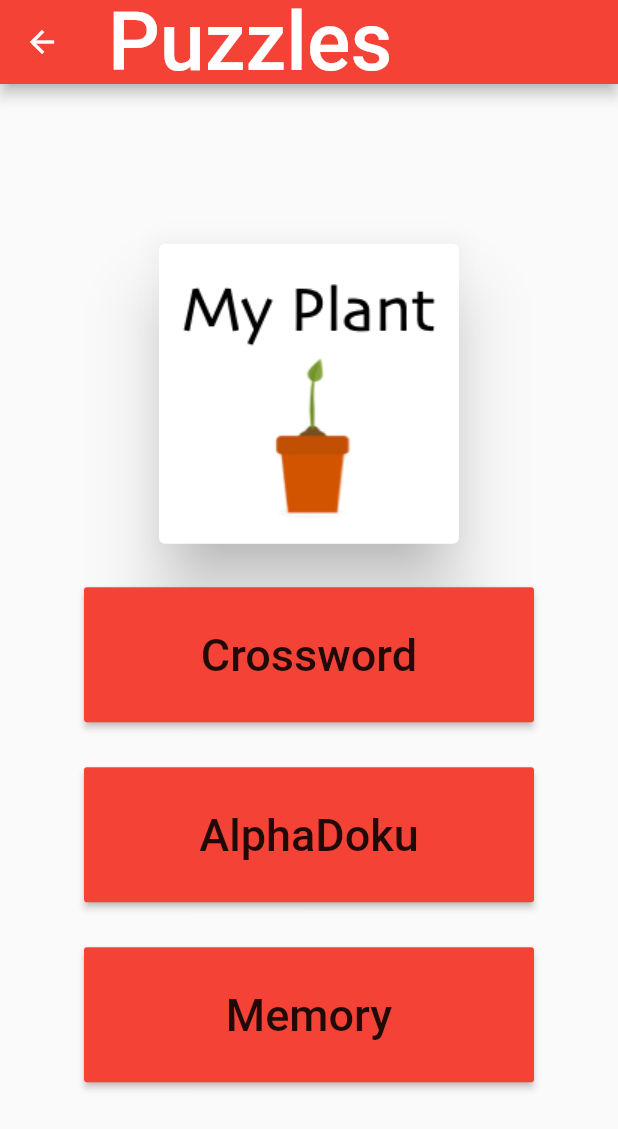
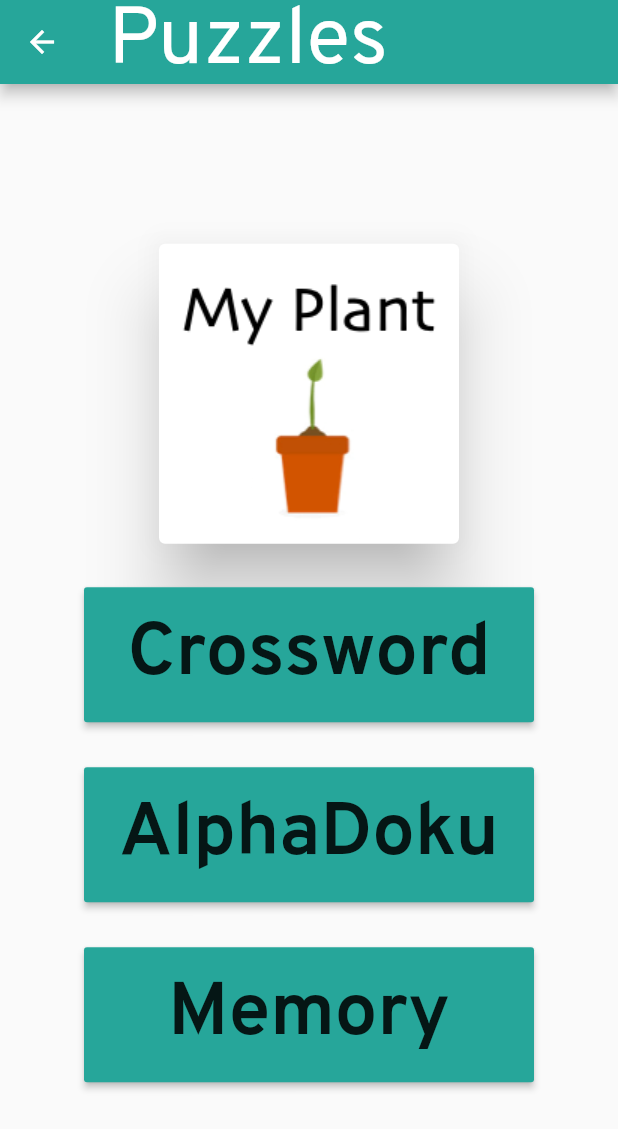
Before and after one commit to TeamDoubleHelix/OPA, a Flutter app: the Puzzles screen opened directly, on a phone screen of 412 x 824 dp. Shown: the top 1129 px of the screen. Run offline on Flutter 3.47's test engine with Material 2 defaults, Android fonts, the phone set to English and light mode, and no system bars; project files that could hold a hidden picture were left out.

Commit message:
finished many touch ups

```diff
--- a/lib/CoffeeTime.dart
+++ b/lib/CoffeeTime.dart
@@ -2,7 +2,7 @@ import 'package:flutter/material.dart';
 import 'package:opa/CoffeeOffer.dart';
 
 class CoffeeTime extends StatelessWidget {
-  List<CoffeeOffer> offers;
+  final List<CoffeeOffer> offers;
   TextStyle titleStyle =
           const TextStyle(fontSize: 46, fontWeight: FontWeight.bold),
       bodyStyle = const TextStyle(fontSize: 36);
--- a/lib/Events.dart
+++ b/lib/Events.dart
@@ -88,11 +88,15 @@ class _EventsState extends State<Events> with TickerProviderStateMixin {
                     EventDetails.eventDays.length,
                 backgroundColor: Colors.white,
               ),
-            )
+            ), RaisedButton(onPressed: (){}, color: Theme.of(context).primaryColorLight, child: Padding(
+              padding: const EdgeInsets.all(8.0),
+              child: Text("Submit Event Request",textAlign: TextAlign.center ,style: TextStyle(fontSize: 35, fontWeight: FontWeight.bold),),
+            ),)
           ],
         ),
         PageDragger(
             slideUpdateStream, activeIndex > 0, activeIndex < EventDetails.eventDays.length - 1),
+
       ],
     );
   }
--- a/lib/Puzzles.dart
+++ b/lib/Puzzles.dart
@@ -10,8 +10,6 @@ class Puzzles extends StatefulWidget {
   _PuzzlesState createState() => _PuzzlesState();
 }
 
-
-
 class _PuzzlesState extends State<Puzzles> {
   TextStyle style;
   @override
@@ -21,65 +19,74 @@ class _PuzzlesState extends State<Puzzles> {
     style = new TextStyle(fontSize: 30);
   }
 
-
   @override
-
   Widget build(BuildContext context) {
-
     return Scaffold(
       appBar: AppBar(
         leading: BackButton(),
-        title: Text('Puzzles', textScaleFactor: 2.7, ),
-
+        title: Text(
+          'Puzzles',
+          textScaleFactor: 2.7,
+        ),
       ),
       body: Center(
         child: Column(
-
           mainAxisAlignment: MainAxisAlignment.center,
-
           children: <Widget>[
             new Card(
                 elevation: 20,
                 child: new InkWell(
-            onTap: (){
-
+                  onTap: () {
                     Navigator.push(
                       context,
                       MaterialPageRoute(builder: (context) => PlantPage()),
-
                     );
                   },
-            child:  Image.asset('assets/images/plantIcon.png'),
-          )
+                  child: Image.asset('assets/images/plantIcon.png'),
+                )),
+            SizedBox(
+              height: 25,
             ),
-          SizedBox(height: 25,),
-
-
-
-          ButtonTheme(minWidth: 300,height: 90,
-          child:
-          RaisedButton(
-            child: Text('Crossword',style: style,),
-            onPressed: (){},
+            ButtonTheme(
+              minWidth: 300,
+              height: 90,
+              child: RaisedButton(
+                color: Theme.of(context).primaryColor,
+                child: Text(
+                  'Crossword',
+                  style: TextStyle(fontWeight: FontWeight.bold,  fontSize: 50),
+                ),
+                onPressed: () {},
               ),
             ),
-
-          SizedBox(height: 30,),
-          ButtonTheme(minWidth: 300,height: 90,
-          child:
-          RaisedButton(
-            child: Text('AlphaDoku',style: style,),
-            onPressed: (){},
+            SizedBox(
+              height: 30,
+            ),
+            ButtonTheme(
+              minWidth: 300,
+              height: 90,
+              child: RaisedButton(
+                color: Theme.of(context).primaryColor,
+                child: Text(
+                  'AlphaDoku',
+                  style: TextStyle(fontWeight: FontWeight.bold, fontSize: 50),
+                ),
+                onPressed: () {},
               ),
             ),
-
-          SizedBox(height: 30,),
-          ButtonTheme(minWidth: 300,height: 90,
-          child:
-          RaisedButton(
-            child: Text('Memory',style: style,),
-            onPressed: (){
-            },
+            SizedBox(
+              height: 30,
+            ),
+            ButtonTheme(
+              minWidth: 300,
+              height: 90,
+              child: RaisedButton(
+                color: Theme.of(context).primaryColor,
+                child: Text(
+                  'Memory',
+                  style:TextStyle(fontWeight: FontWeight.bold,  fontSize: 50),
+                ),
+                onPressed: () {},
               ),
             ),
           ],
--- a/lib/button.dart
+++ b/lib/button.dart
@@ -27,8 +27,8 @@ class MyButton extends StatelessWidget {
             ),
             Text(
               buttonName,
-              style: Theme.of(context).textTheme.body2,
-              textScaleFactor: 3.5,
+              style: TextStyle( fontWeight: FontWeight.bold),
+              textScaleFactor: 3.4,
             )
           ],
         ),
--- a/lib/homeScreen.dart
+++ b/lib/homeScreen.dart
@@ -3,6 +3,7 @@
 import 'package:flutter/material.dart';
 import 'package:opa/EventViewer.dart';
 import 'package:opa/Friends.dart';
+import 'package:opa/Puzzles.dart';
 import 'package:opa/button.dart';
 import 'package:intl/intl.dart';
 import 'package:opa/Friends.dart';
@@ -70,7 +71,10 @@ final String name;
                 );
               }),
               MyButton(
-                  Icons.insert_emoticon, Colors.blue, 'Puzzles', false, () {}),
+                  Icons.insert_emoticon, Colors.blue, 'Puzzles', false, () {Navigator.push(
+                  context,
+                  MaterialPageRoute(builder: (context) => Puzzles()),
+                );}),
               MyButton(Icons.perm_contact_calendar, Colors.orange, 'Friends',
                   false, () {Navigator.push(
                   context,
--- a/lib/main.dart
+++ b/lib/main.dart
@@ -19,34 +19,11 @@ class MyApp extends StatelessWidget {
       debugShowCheckedModeBanner: false,
       title: 'Elderly',
       theme: ThemeData(
-        fontFamily: 'Helvetica',
-        primarySwatch: Colors.red,
+        fontFamily: 'Overpass',
+        primaryColor: Colors.teal[400],
+        accentColor: Colors.teal[400],
       ),
-      home: MyHomePage(title: 'Elderly'),
+      home: HomeScreen("Cettina"),
     );
   }
 }
-
-class MyHomePage extends StatefulWidget {
-  MyHomePage({Key key, this.title}) : super(key: key);
-
-  final String title;
-
-  @override
-  _MyHomePageState createState() => _MyHomePageState();
-}
-
-
-class _MyHomePageState extends State<MyHomePage> {
-
-
-  @override
-  Widget build(BuildContext context) {
-    return MaterialApp(
-      debugShowCheckedModeBanner: false,
-      home: Friends(),
-
-    );
-
-  }
-}
```
Also changed, not shown: lib/Plant.dart (+17 -11 lines), lib/SingleEventView.dart (+10 -4 lines), pubspec.yaml (+12 -6 lines), fonts/Cabin-Regular.ttf (added), fonts/Overpass-Bold.ttf (added), fonts/Overpass-Regular.ttf (added). Lines whose indentation alone changed are shown as unchanged.
